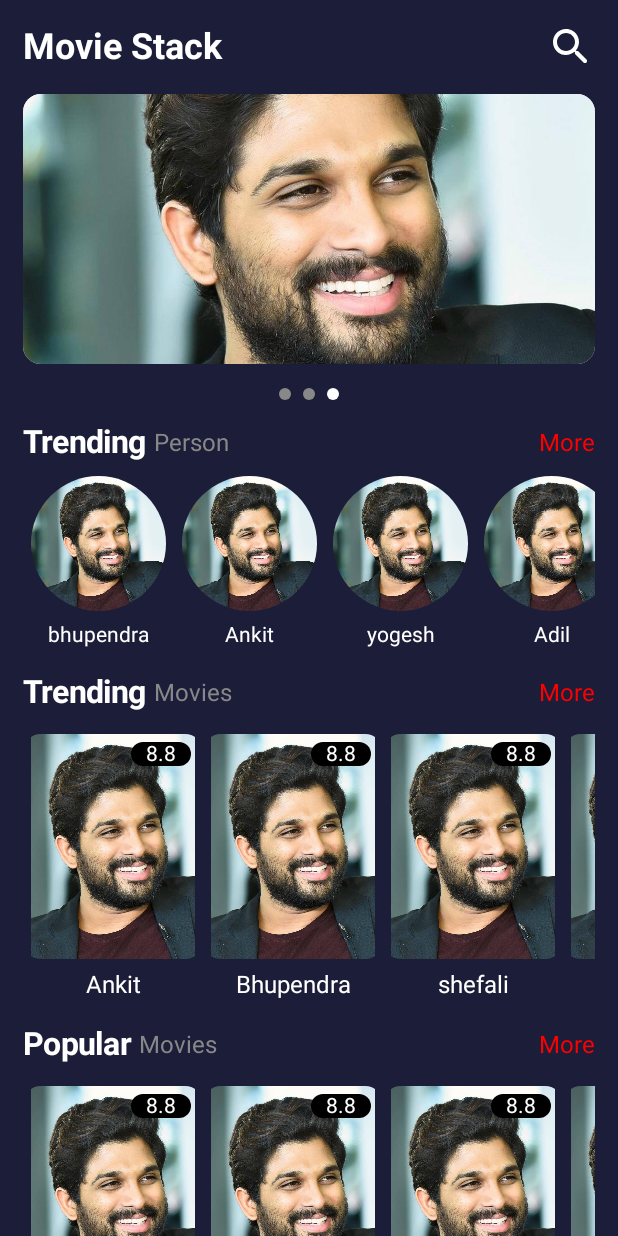
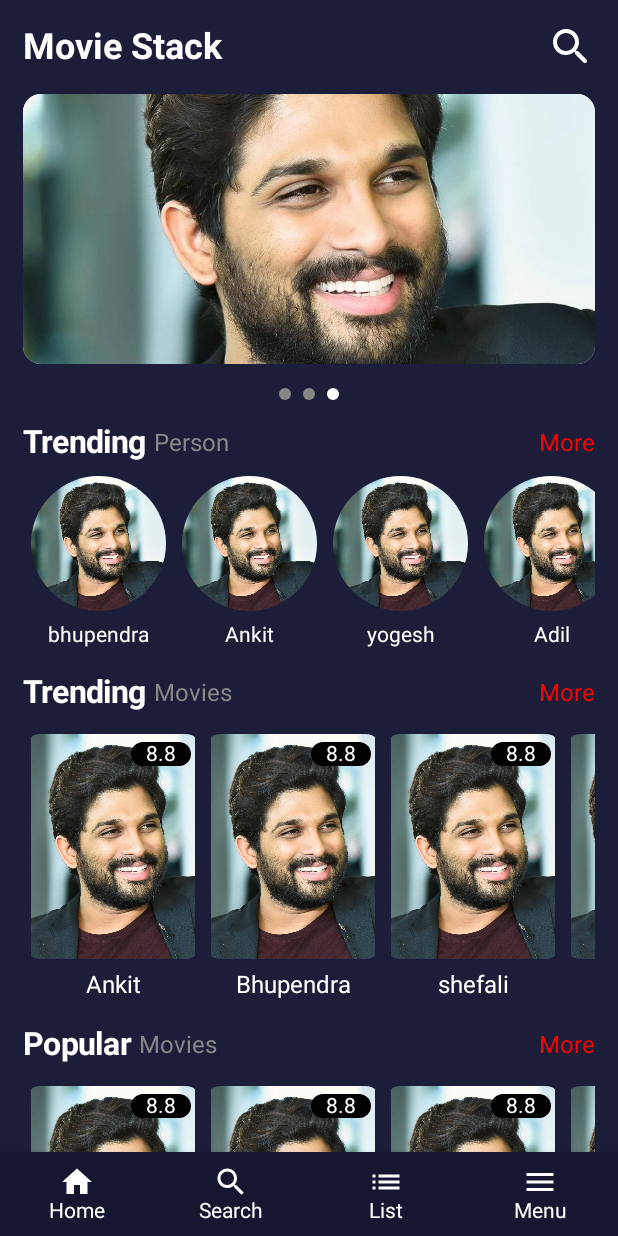
Before and after one commit to Bhupendrapatel98/Movie-Matrix, an Android app built with Jetpack Compose: the screen it shows after launch (MainActivity), on a phone screen of 412 x 824 dp. Run offline under Robolectric (Android 15) with nearby library versions, the phone set to English and light mode, and no system bars; our stand-ins replace accompanist.

Commit message:
created bottom navigation

```diff
--- a/app/build.gradle.kts
+++ b/app/build.gradle.kts
@@ -66,6 +66,7 @@ dependencies {
     androidTestImplementation(libs.androidx.ui.test.junit4)
     debugImplementation(libs.androidx.ui.tooling)
     debugImplementation(libs.androidx.ui.test.manifest)
-    debugImplementation(libs.accompanist.pager)
-    debugImplementation(libs.accompanist.pager.indicators)
+    implementation(libs.accompanist.pager)
+    implementation(libs.accompanist.pager.indicators)
+    implementation(libs.navigation.compose)
 }
--- a/app/src/main/java/com/app/moviematrix/MainActivity.kt
+++ b/app/src/main/java/com/app/moviematrix/MainActivity.kt
@@ -1,36 +1,127 @@
 package com.app.moviematrix
 
+import android.app.Activity
 import android.os.Bundle
 import androidx.activity.ComponentActivity
 import androidx.activity.SystemBarStyle
 import androidx.activity.compose.setContent
 import androidx.activity.enableEdgeToEdge
 import androidx.compose.foundation.background
+import androidx.compose.foundation.layout.Box
 import androidx.compose.foundation.layout.Column
 import androidx.compose.foundation.layout.fillMaxHeight
+import androidx.compose.foundation.layout.fillMaxSize
 import androidx.compose.foundation.layout.fillMaxWidth
 import androidx.compose.foundation.layout.padding
 import androidx.compose.foundation.rememberScrollState
 import androidx.compose.foundation.verticalScroll
+import androidx.compose.material.BottomNavigationItem
+import androidx.compose.material.Icon
+import androidx.compose.material.MaterialTheme
+import androidx.compose.material.icons.Icons
+import androidx.compose.material.icons.filled.Home
+import androidx.compose.material.icons.filled.List
+import androidx.compose.material.icons.filled.Menu
+import androidx.compose.material.icons.filled.Search
 import androidx.compose.material3.Scaffold
+import androidx.compose.material3.Text
+import androidx.compose.runtime.Composable
+import androidx.compose.runtime.getValue
+import androidx.compose.runtime.mutableStateOf
+import androidx.compose.runtime.remember
+import androidx.compose.runtime.setValue
 import androidx.compose.ui.Modifier
 import androidx.compose.ui.graphics.Color
+import androidx.compose.ui.graphics.toArgb
+import androidx.compose.ui.platform.LocalView
 import androidx.compose.ui.unit.dp
 import androidx.core.content.ContextCompat
+import com.app.moviematrix.ui.theme.MovieMatrixTheme
 
 class MainActivity : ComponentActivity() {
     override fun onCreate(savedInstanceState: Bundle?) {
         super.onCreate(savedInstanceState)
-        enableEdgeToEdge(
-            statusBarStyle = SystemBarStyle.dark(
-                ContextCompat.getColor(applicationContext, R.color.background)
+//        enableEdgeToEdge(
+//            statusBarStyle = SystemBarStyle.dark(
+//                ContextCompat.getColor(applicationContext, R.color.background)
+//            )
+//        )
+
+        //statusBarColor
+        window.statusBarColor = ContextCompat.getColor(applicationContext, R.color.background)
+
+        setContent {
+            BottomNavigation()
+        }
+    }
+
+    @Composable
+    fun BottomNavigation() {
+        var selectedItem by remember { mutableStateOf(0) }
+
+        Scaffold(bottomBar = {
+            androidx.compose.material.BottomNavigation(
+                backgroundColor = Color(
+                    ContextCompat.getColor(
+                        applicationContext,
+                        R.color.bottomnav
                     )
                 )
-        setContent {
-            Scaffold { padding ->
+            ) {
+                BottomNavigationItem(
+                    selected = selectedItem == 0,
+                    label = { Text(text = "Home", color = Color.White) },
+                    onClick = { selectedItem = 0 },
+                    icon = { Icon(Icons.Default.Home, contentDescription = "", tint = Color.White) }
+                )
+
+                BottomNavigationItem(
+                    selected = selectedItem == 1,
+                    label = { Text(text = "Search", color = Color.White) },
+                    onClick = { selectedItem = 1 },
+                    icon = {
+                        Icon(
+                            Icons.Default.Search,
+                            contentDescription = "",
+                            tint = Color.White
+                        )
+                    }
+                )
+
+                BottomNavigationItem(
+                    selected = selectedItem == 2,
+                    label = { Text(text = "List", color = Color.White) },
+                    onClick = { selectedItem = 2 },
+                    icon = { Icon(Icons.Default.List, contentDescription = "", tint = Color.White) }
+                )
+
+                BottomNavigationItem(
+                    selected = selectedItem == 3,
+                    label = { Text(text = "Menu", color = Color.White) },
+                    onClick = { selectedItem = 3 },
+                    icon = { Icon(Icons.Default.Menu, contentDescription = "", tint = Color.White) }
+                )
+            }
+        }) { innerPadding ->
+            Box(
+                modifier = Modifier
+                    .padding(innerPadding)
+            ) {
+                when (selectedItem) {
+                    0 -> Home()
+                    1 -> Home()
+                    2 -> Home()
+                    3 -> Home()
+                }
+            }
+
+        }
+    }
+
+    @Composable
+    fun Home() {
         Column(
             modifier = Modifier
-                        .padding(padding)
                 .background(
                     Color(
                         ContextCompat.getColor(
@@ -53,5 +144,3 @@ class MainActivity : ComponentActivity() {
         }
     }
 }
-    }
-}
--- a/app/src/main/res/values/colors.xml
+++ b/app/src/main/res/values/colors.xml
@@ -9,4 +9,5 @@
     <color name="white">#FFFFFFFF</color>
     <color name="background">#1c1e39</color>
     <color name="transparent">#00000000</color>
+    <color name="bottomnav">#151730</color>
 </resources>
--- a/gradle/libs.versions.toml
+++ b/gradle/libs.versions.toml
@@ -9,6 +9,7 @@ lifecycleRuntimeKtx = "2.8.0"
 activityCompose = "1.9.0"
 composeBom = "2024.05.00"
 accompanist-pager = "0.28.0"
+navigation-compose= "2.7.7"
 
 [libraries]
 androidx-core-ktx = { group = "androidx.core", name = "core-ktx", version.ref = "coreKtx" }
@@ -27,6 +28,7 @@ androidx-ui-test-junit4 = { group = "androidx.compose.ui", name = "ui-test-junit
 androidx-material3 = { group = "androidx.compose.material3", name = "material3" }
 accompanist-pager = { group = "com.google.accompanist", name = "accompanist-pager", version.ref = "accompanist-pager" }
 accompanist-pager-indicators = { group = "com.google.accompanist", name = "accompanist-pager-indicators", version.ref = "accompanist-pager" }
+navigation-compose = {group="androidx.navigation",name="navigation-compose",version.ref="navigation-compose"}
 
 
 [plugins]
```
Lines whose indentation alone changed are shown as unchanged.
